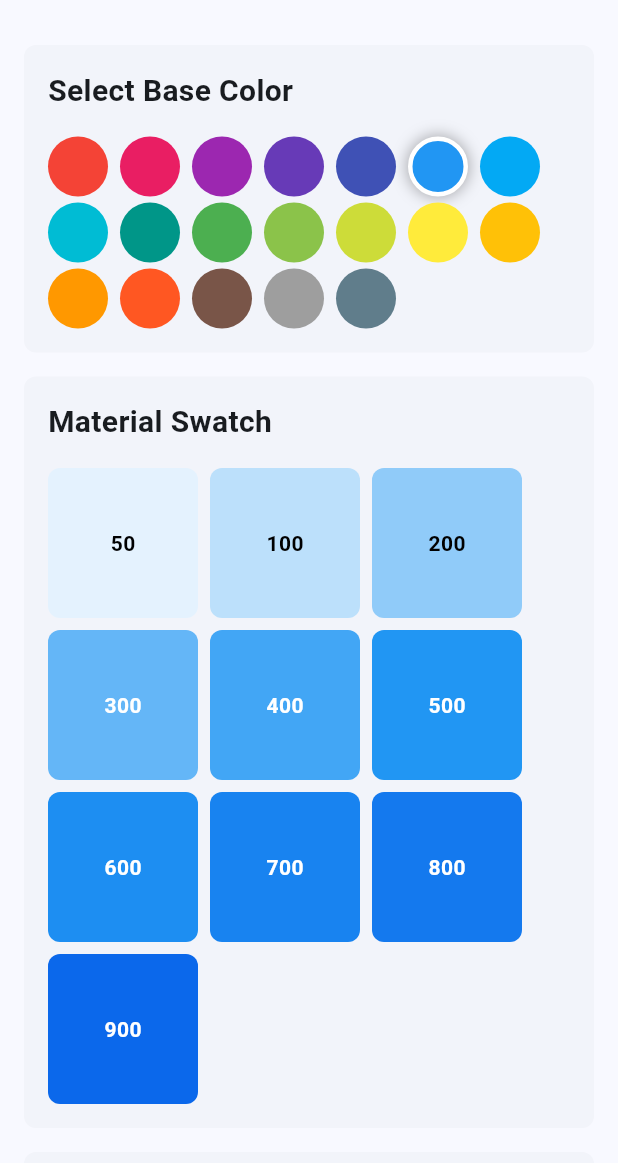
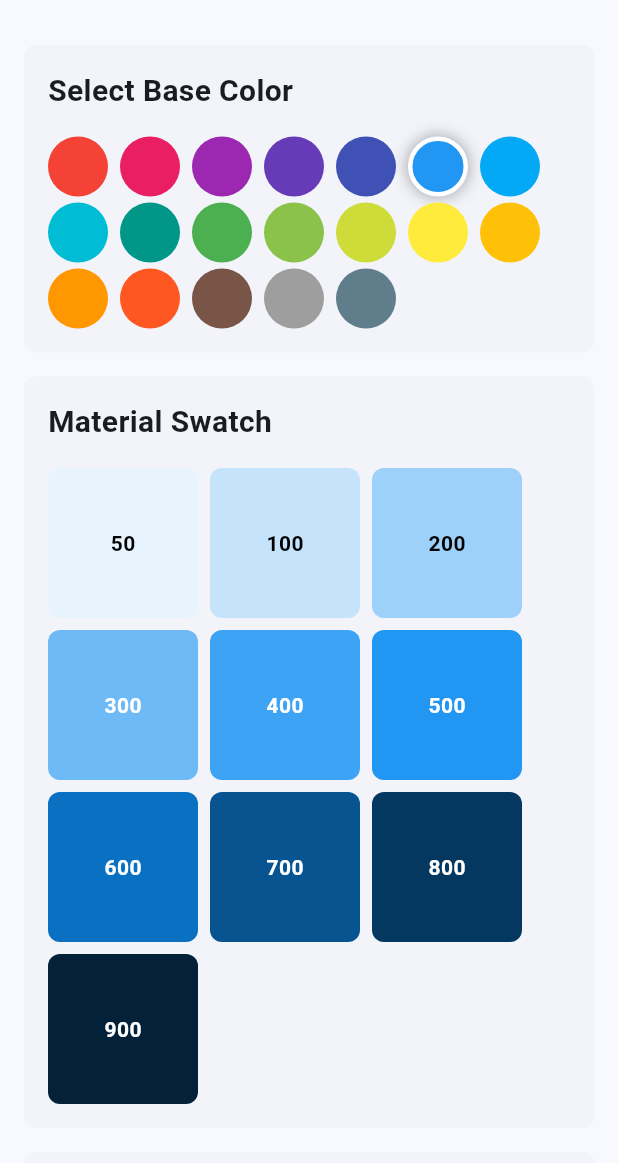
Before and after one commit to ishangavidusha/color_palette_plus, a Flutter app: the screen it shows after launch, on a phone screen of 412 x 824 dp, the part 63-1226 px from its top. Run offline on Flutter 3.47's test engine with Material 3 defaults, Android fonts, the phone set to English and light mode, and no system bars.

Commit message:
refactor: optimize color generation methods using HSL adjustments for better contrast and lightness

```diff
--- a/lib/color_palette_plus.dart
+++ b/lib/color_palette_plus.dart
@@ -10,13 +10,17 @@ class ColorPalette {
   /// to darker (900) variations.
   static MaterialColor generateSwatch(Color baseColor) {
     const white = Color(0xFFFFFFFF);
-    final darkBase = _multiplyColors(baseColor, baseColor);
+    final hslBase = HSLColor.fromColor(baseColor);
 
-    // Create color value using color components
-    final colorValue = (((baseColor.a * 255).round() & 0xff) << 24) |
-                      ((baseColor.r * 255).round() & 0xff << 16) |
-                      ((baseColor.g * 255).round() & 0xff << 8) |
-                      ((baseColor.b * 255).round() & 0xff);
+    // Generate dark base using HSL lightness adjustments
+    final darkBase = HSLColor.fromAHSL(
+      baseColor.a,
+      hslBase.hue,
+      hslBase.saturation,
+      (hslBase.lightness * 0.6).clamp(0.0, 1.0), // Reduce lightness by 40%
+    ).toColor();
+
+    final colorValue = (((baseColor.a * 255).round() & 0xff) << 24) | (((baseColor.r * 255).round() & 0xff) << 16) | (((baseColor.g * 255).round() & 0xff) << 8) | ((baseColor.b * 255).round() & 0xff);
 
     return MaterialColor(
       colorValue,
@@ -56,48 +60,38 @@ class ColorPalette {
   }
 
   // Private helper methods
-  static const _validShadeIndices = {50, 100, 200, 300, 400, 500, 600, 700, 800, 900};
+  static const _validShadeIndices = {
+    50,
+    100,
+    200,
+    300,
+    400,
+    500,
+    600,
+    700,
+    800,
+    900
+  };
 
   static Map<int, Color> _generateShadeMap(Color baseColor, Color lightBase, Color darkBase) {
+    final hslBase = HSLColor.fromColor(baseColor);
+
     return {
-      50: _blendColors(lightBase, baseColor, 0.12),
-      100: _blendColors(lightBase, baseColor, 0.30),
-      200: _blendColors(lightBase, baseColor, 0.50),
-      300: _blendColors(lightBase, baseColor, 0.70),
-      400: _blendColors(lightBase, baseColor, 0.85),
+      50: _adjustLightness(hslBase, 0.95),
+      100: _adjustLightness(hslBase, 0.88),
+      200: _adjustLightness(hslBase, 0.80),
+      300: _adjustLightness(hslBase, 0.70),
+      400: _adjustLightness(hslBase, 0.60),
       500: baseColor,
-      600: _blendColors(darkBase, baseColor, 0.87),
-      700: _blendColors(darkBase, baseColor, 0.70),
-      800: _blendColors(darkBase, baseColor, 0.54),
-      900: _blendColors(darkBase, baseColor, 0.25),
+      600: _adjustLightness(hslBase, 0.40),
+      700: _adjustLightness(hslBase, 0.30),
+      800: _adjustLightness(hslBase, 0.20),
+      900: _adjustLightness(hslBase, 0.12),
     };
   }
 
-  static Color _blendColors(Color color1, Color color2, double amount) {
-    final r = _interpolate(color1.r, color2.r, amount);
-    final g = _interpolate(color1.g, color2.g, amount);
-    final b = _interpolate(color1.b, color2.b, amount);
-    final a = _interpolate(color1.a, color2.a, amount);
-
-    return Color.fromRGBO(
-      (r * 255).round(),
-      (g * 255).round(),
-      (b * 255).round(),
-      a,
-    );
-  }
-
-  static Color _multiplyColors(Color color1, Color color2) {
-    return Color.fromRGBO(
-      ((color1.r * color2.r) * 255).round(),
-      ((color1.g * color2.g) * 255).round(),
-      ((color1.b * color2.b) * 255).round(),
-      color1.a,
-    );
-  }
-
-  static double _interpolate(double value1, double value2, double amount) {
-    return value1 + (value2 - value1) * amount;
+  static Color _adjustLightness(HSLColor hslColor, double lightness) {
+    return hslColor.withLightness(lightness.clamp(0.0, 1.0)).toColor();
   }
 }
 
@@ -160,9 +154,7 @@ class ColorPalettes {
     final hslColor = HSLColor.fromColor(baseColor);
 
     // Adjust complement lightness for better contrast
-    final complementLightness = hslColor.lightness > 0.5
-        ? hslColor.lightness * 0.8
-        : hslColor.lightness * 1.2;
+    final complementLightness = hslColor.lightness > 0.5 ? hslColor.lightness * 0.8 : hslColor.lightness * 1.2;
 
     final complement = HSLColor.fromAHSL(
       baseColor.a,
@@ -171,6 +163,9 @@ class ColorPalettes {
       complementLightness.clamp(0.0, 1.0),
     ).toColor();
 
-    return [baseColor, complement];
+    return [
+      baseColor,
+      complement
+    ];
   }
 }
```
